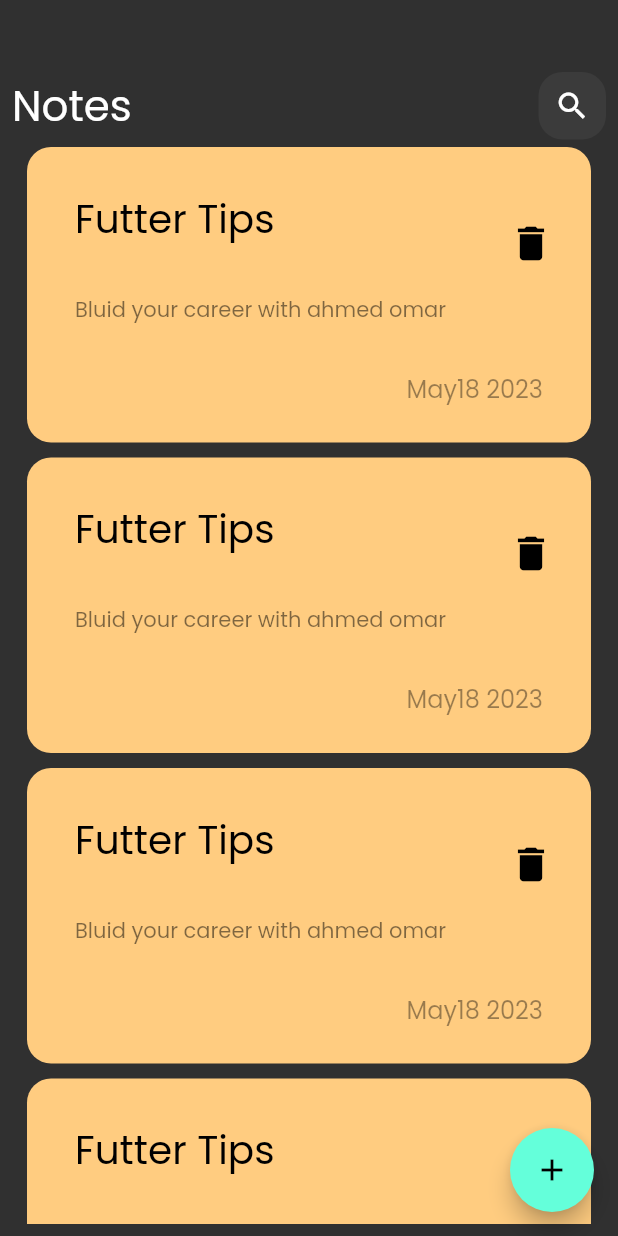
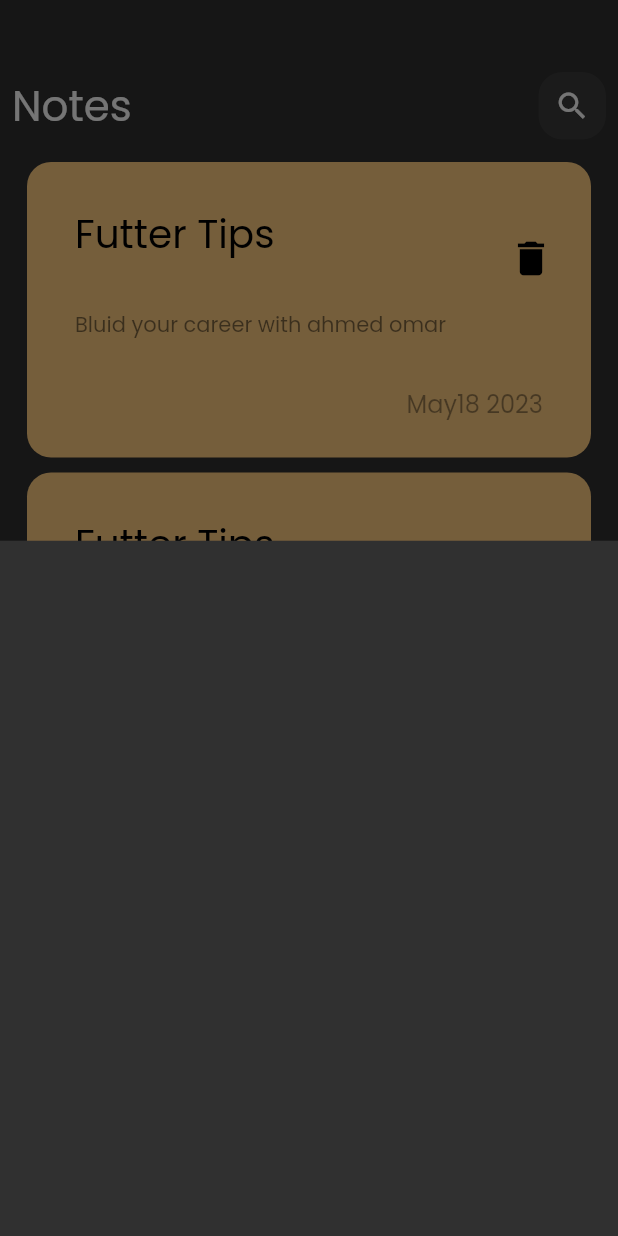
Before and after one commit to Ahmedomar74/note_app, a Flutter app: the screen it shows after launch, after a tap on the "add" icon, on a phone screen of 412 x 824 dp. Run offline on Flutter 3.47's test engine with Material 2 defaults, Android fonts, the phone set to English and light mode, and no system bars.

Commit message:
show modal bottob sheet

```diff
--- a/lib/views/notes_view.dart
+++ b/lib/views/notes_view.dart
@@ -1,4 +1,5 @@
 import 'package:flutter/material.dart';
+import 'package:noteapp/views/widgets/add_note_bottom_sheet.dart';
 import 'package:noteapp/views/widgets/notes_view_bady.dart';
 
 class NotesView extends StatelessWidget {
@@ -8,7 +9,14 @@ class NotesView extends StatelessWidget {
   Widget build(BuildContext context) {
     return Scaffold(
       floatingActionButton: FloatingActionButton(
-        onPressed: () {},
+        onPressed: () {
+          showModalBottomSheet(
+            context: context,
+            builder: (context) {
+              return const AddNoteBottomSheet();
+            },
+          );
+        },
         child: const Icon(Icons.add),
       ),
       body: const NotesViewBody(),
--- /dev/null
+++ b/lib/views/widgets/add_note_bottom_sheet.dart
@@ -0,0 +1,10 @@
+import 'package:flutter/material.dart';
+
+class AddNoteBottomSheet extends StatelessWidget {
+  const AddNoteBottomSheet({super.key});
+
+  @override
+  Widget build(BuildContext context) {
+    return Container();
+  }
+}
--- a/lib/views/widgets/notes_list_view.dart
+++ b/lib/views/widgets/notes_list_view.dart
@@ -6,11 +6,16 @@ class NotesListView extends StatelessWidget {
 
   @override
   Widget build(BuildContext context) {
-    return ListView.builder(itemBuilder: (context, index) {
-      return const Padding(
-        padding: EdgeInsets.symmetric(vertical: 5, horizontal: 10),
-        child: NoteItem(),
-      );
-    });
+    return Padding(
+      padding: const EdgeInsets.symmetric(vertical: 10),
+      child: ListView.builder(
+          padding: EdgeInsets.zero,
+          itemBuilder: (context, index) {
+            return const Padding(
+              padding: EdgeInsets.symmetric(vertical: 5, horizontal: 10),
+              child: NoteItem(),
+            );
+          }),
+    );
   }
 }
```
